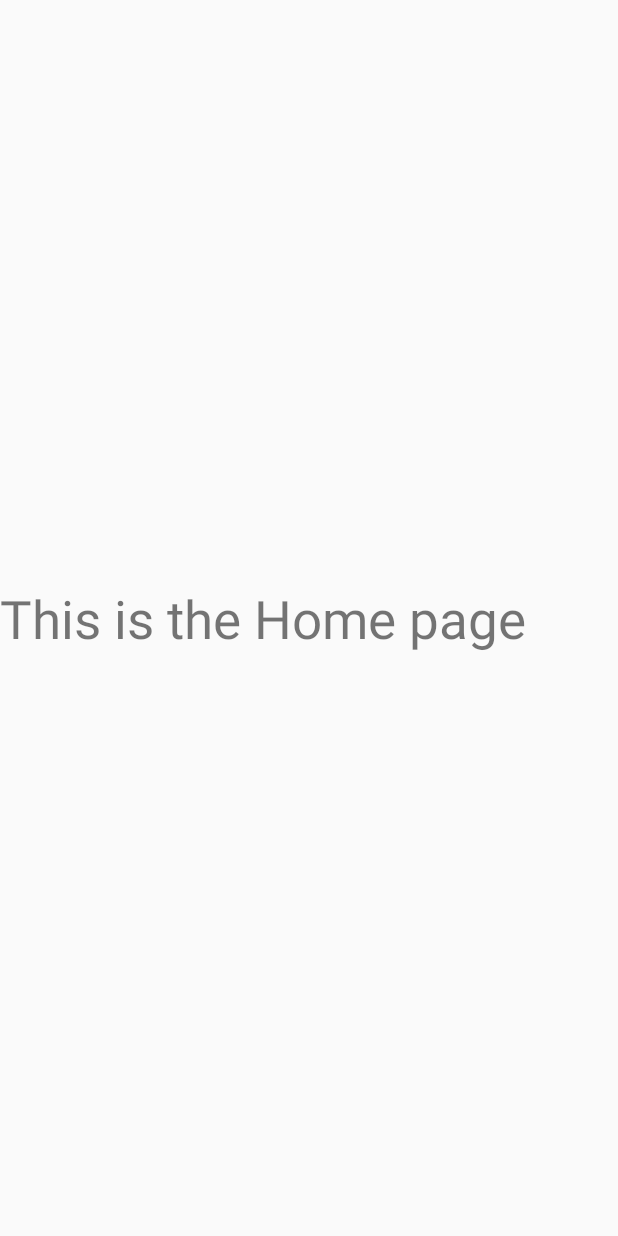
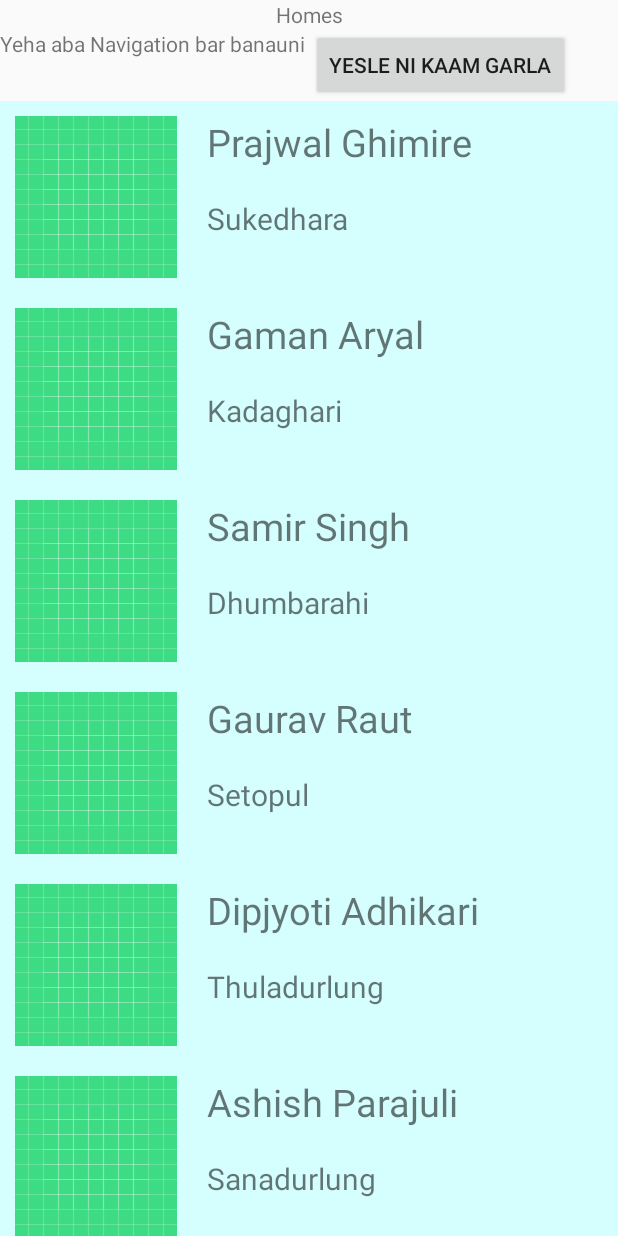
Before and after one commit to Gaman-Aryal/Android_Studio_RentIt, an Android app: the HomeActivity screen opened directly, with no data from a screen before it, on a phone screen of 412 x 824 dp. Run offline under Robolectric (Android 15) with nearby library versions, the phone set to English and light mode, and no system bars.

Commit message:
Homepage edited

```diff
--- a/RentIt/app/build.gradle
+++ b/RentIt/app/build.gradle
@@ -28,6 +28,7 @@ dependencies {
 
     implementation 'androidx.appcompat:appcompat:1.0.2'
     implementation 'androidx.constraintlayout:constraintlayout:1.1.3'
+    //noinspection GradleCompatible
     implementation 'com.android.support:appcompat-v7:28.0.0'
     implementation 'com.android.support.constraint:constraint-layout:1.1.3'
     testImplementation 'junit:junit:4.12'
--- a/RentIt/app/src/main/java/com/example/rentit/HomeActivity.java
+++ b/RentIt/app/src/main/java/com/example/rentit/HomeActivity.java
@@ -4,18 +4,37 @@ import android.os.Bundle;
 import android.widget.TextView;
 
 import androidx.appcompat.app.AppCompatActivity;
+import androidx.recyclerview.widget.LinearLayoutManager;
+import androidx.recyclerview.widget.RecyclerView;
+
+import java.util.ArrayList;
+import java.util.List;
 
 public class HomeActivity extends AppCompatActivity {
 
     private TextView Message;
-
+    private RecyclerView rv;
 
     @Override
     protected void onCreate(Bundle savedInstanceState) {
         super.onCreate(savedInstanceState);
         setContentView(R.layout.activity_home);
 
+        rv = findViewById(R.id.rv_id);
 
+        LinearLayoutManager lilama = new LinearLayoutManager(this);
+        lilama.setOrientation(LinearLayoutManager.VERTICAL);
+        rv.setLayoutManager(lilama);
+        List<HomeModelClass> OwnerList = new ArrayList<>();
+        OwnerList.add(new HomeModelClass(R.drawable.ic_launcher_background, "Prajwal Ghimire", "Sukedhara"));
+        OwnerList.add(new HomeModelClass(R.drawable.ic_launcher_background, "Gaman Aryal", "Kadaghari"));
+        OwnerList.add(new HomeModelClass(R.drawable.ic_launcher_background, "Samir Singh", "Dhumbarahi"));
+        OwnerList.add(new HomeModelClass(R.drawable.ic_launcher_background, "Gaurav Raut", "Setopul"));
+        OwnerList.add(new HomeModelClass(R.drawable.ic_launcher_background, "Dipjyoti Adhikari", "Thuladurlung"));
+        OwnerList.add(new HomeModelClass(R.drawable.ic_launcher_background, "Ashish Parajuli", "Sanadurlung"));
+
+        HomeAdapter adapter = new HomeAdapter(OwnerList);
+        rv.setAdapter(adapter);
 //        Message = (TextView)findViewById(R.id.)
     }
 }
--- /dev/null
+++ b/RentIt/app/src/main/java/com/example/rentit/HomeAdapter.java
@@ -0,0 +1,63 @@
+package com.example.rentit;
+
+import android.view.LayoutInflater;
+import android.view.View;
+import android.view.ViewGroup;
+import android.widget.ImageView;
+import android.widget.TextView;
+
+import androidx.annotation.NonNull;
+import androidx.recyclerview.widget.RecyclerView;
+
+import java.util.List;
+
+public class HomeAdapter extends RecyclerView.Adapter<HomeAdapter.MyViewHolder> {
+
+    private List<HomeModelClass> modelClassList;
+
+    public HomeAdapter(List<HomeModelClass> modelClassList) {
+        this.modelClassList = modelClassList;
+    }
+
+    @NonNull
+    @Override
+    public MyViewHolder onCreateViewHolder(@NonNull ViewGroup parent, int viewType) {
+        View view = LayoutInflater.from(parent.getContext()).inflate(R.layout.item_layout, parent, false);
+        return new MyViewHolder(view);
+    }
+
+    @Override
+    public void onBindViewHolder(@NonNull MyViewHolder holder, int position) {
+        int img = modelClassList.get(position).getImage();
+        String name = modelClassList.get(position).getOwnerName();
+        String location = modelClassList.get(position).getLocation();
+        holder.setData(img, name, location);
+
+    }
+
+    @Override
+    public int getItemCount() {
+        return modelClassList.size();
+    }
+
+    public class MyViewHolder extends RecyclerView.ViewHolder {
+        private ImageView ownImg;
+        private TextView name;
+        private TextView location;
+
+        public MyViewHolder(@NonNull View itemView) {
+            super(itemView);
+            ownImg = itemView.findViewById(R.id.image_id);
+            name = itemView.findViewById(R.id.name_id);
+            location = itemView.findViewById(R.id.genre_id);
+
+        }
+
+        public void setData(int img, String Oname, String Olocation) {
+            ownImg.setImageResource(img);
+            name.setText(Oname);
+            location.setText(Olocation);
+
+        }
+    }
+}
--- /dev/null
+++ b/RentIt/app/src/main/java/com/example/rentit/HomeModelClass.java
@@ -0,0 +1,25 @@
+package com.example.rentit;
+
+public class HomeModelClass {
+    private int image;
+    private String OwnerName;
+    private String location;
+
+    public HomeModelClass(int image, String ownerName, String location) {
+        this.image = image;
+        OwnerName = ownerName;
+        this.location = location;
+    }
+
+    public int getImage() {
+        return image;
+    }
+
+    public String getOwnerName() {
+        return OwnerName;
+    }
+
+    public String getLocation() {
+        return location;
+    }
+}
--- a/RentIt/app/src/main/res/layout/activity_home.xml
+++ b/RentIt/app/src/main/res/layout/activity_home.xml
@@ -1,18 +1,38 @@
 <?xml version="1.0" encoding="utf-8"?>
-<androidx.constraintlayout.widget.ConstraintLayout xmlns:android="http://schemas.android.com/apk/res/android"
-    xmlns:app="http://schemas.android.com/apk/res-auto"
+<LinearLayout xmlns:android="http://schemas.android.com/apk/res/android"
     xmlns:tools="http://schemas.android.com/tools"
     android:layout_width="match_parent"
     android:layout_height="match_parent"
+    android:orientation="vertical"
     tools:context=".HomeActivity">
 
     <TextView
-        android:id="@+id/message"
-        android:layout_width="wrap_content"
+        android:layout_width="match_parent"
         android:layout_height="wrap_content"
-        android:text="This is the Home page"
-        android:textSize="35sp"
-        app:layout_constraintBottom_toBottomOf="parent"
-        app:layout_constraintTop_toTopOf="parent"
-        tools:layout_editor_absoluteX="32dp" />
-</androidx.constraintlayout.widget.ConstraintLayout>
+        android:gravity="center_horizontal"
+        android:text="Homes" />
+
+    <RelativeLayout
+        android:layout_width="match_parent"
+        android:layout_height="wrap_content">
+
+        <TextView
+            android:id="@+id/tv"
+            android:layout_width="wrap_content"
+            android:layout_height="wrap_content"
+            android:text="Yeha aba Navigation bar banauni " />
+
+        <Button
+            android:layout_width="wrap_content"
+            android:layout_height="wrap_content"
+            android:layout_toRightOf="@+id/tv"
+            android:text="yesle ni kaam garla" />
+
+
+    </RelativeLayout>
+
+    <androidx.recyclerview.widget.RecyclerView
+        android:id="@+id/rv_id"
+        android:layout_width="match_parent"
+        android:layout_height="match_parent" />
+</LinearLayout>
--- /dev/null
+++ b/RentIt/app/src/main/res/layout/item_layout.xml
@@ -0,0 +1,33 @@
+<?xml version="1.0" encoding="utf-8"?>
+<RelativeLayout xmlns:android="http://schemas.android.com/apk/res/android"
+    android:layout_width="match_parent"
+    android:layout_height="wrap_content"
+    android:background="#ccff">
+
+    <ImageView
+        android:id="@+id/image_id"
+        android:layout_width="wrap_content"
+        android:layout_height="wrap_content"
+        android:layout_margin="10dp"
+        android:src="@mipmap/ic_launcher" />
+
+    <TextView
+        android:id="@+id/name_id"
+        android:layout_width="match_parent"
+        android:layout_height="wrap_content"
+        android:layout_margin="10dp"
+        android:layout_toRightOf="@+id/image_id"
+        android:text="Owner Name"
+        android:textSize="25sp" />
+
+    <TextView
+        android:id="@+id/genre_id"
+        android:layout_width="match_parent"
+        android:layout_height="wrap_content"
+        android:layout_below="@+id/name_id"
+        android:layout_margin="10dp"
+        android:layout_toRightOf="@+id/image_id"
+        android:text="Location"
+        android:textSize="20sp" />
+
+</RelativeLayout>
```
